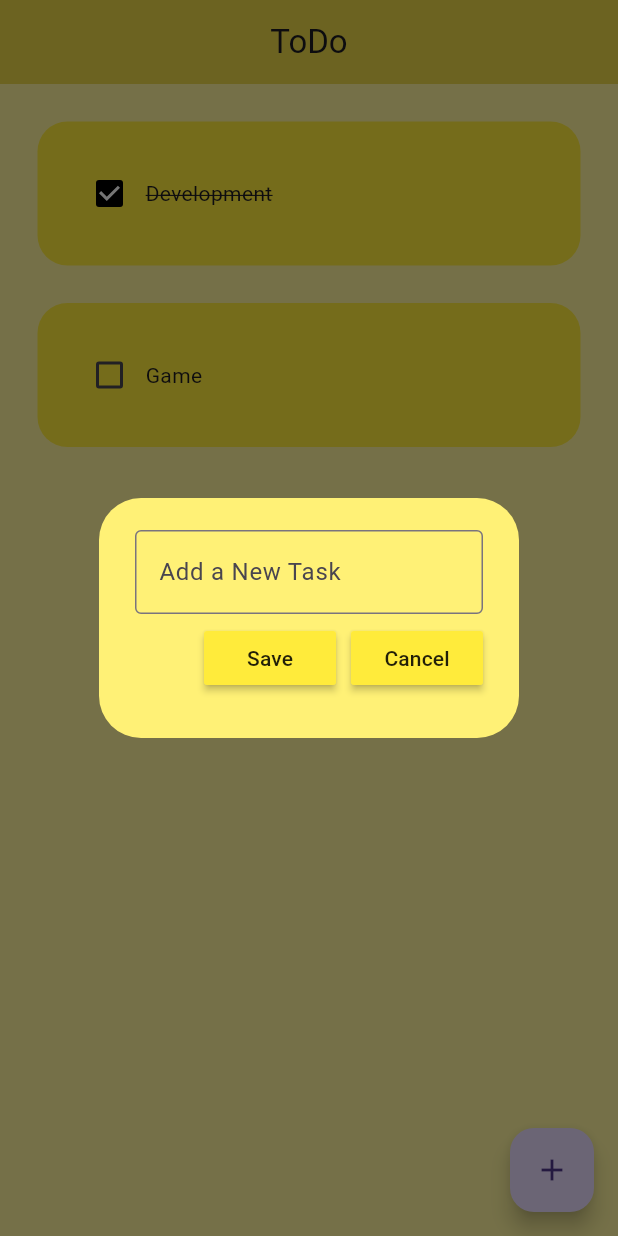
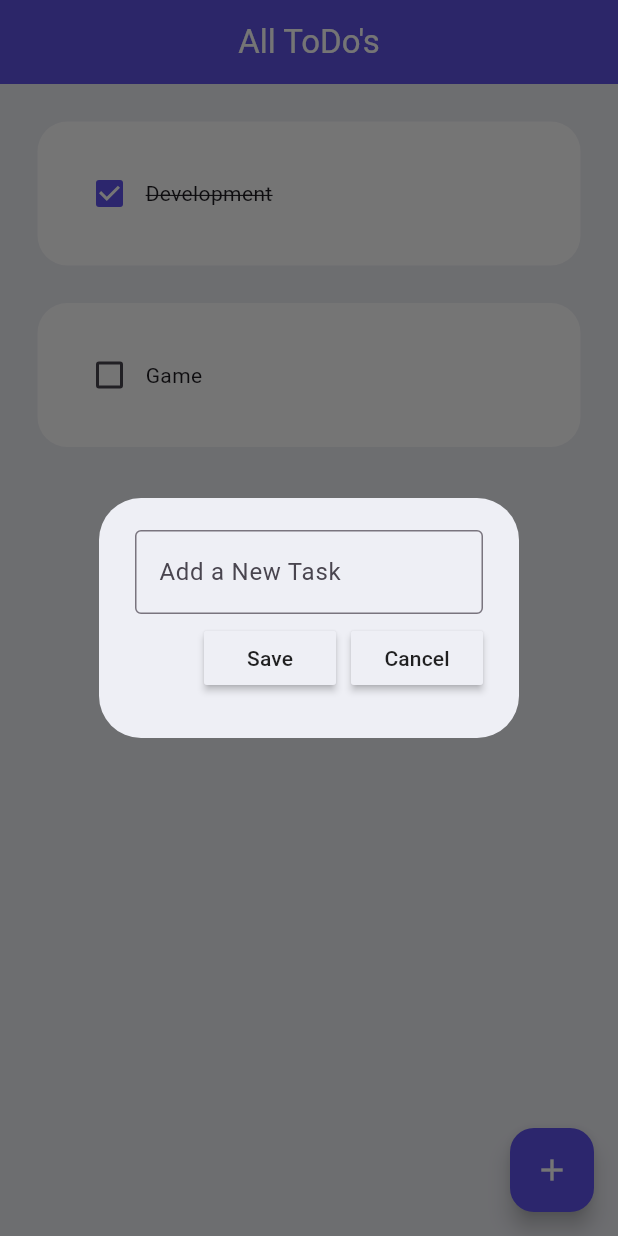
Before and after one commit to N8MARERahul/Flutter_Projects, a Flutter app: the screen it shows after launch, after a tap on the "add" icon, on a phone screen of 412 x 824 dp. Run offline on Flutter 3.47's test engine with Material 3 defaults, Android fonts, the phone set to English and light mode, and no system bars; drawn by our look-alikes of flutter_slidable; our stand-ins replace cloud_firestore, firebase_core, hive_flutter, random_string; accounts and stored records are empty.

Commit message:
color sheme changed

```diff
--- a/todo/lib/components/dialogBox.dart
+++ b/todo/lib/components/dialogBox.dart
@@ -1,5 +1,6 @@
 import 'package:flutter/material.dart';
 import 'package:todo/components/buttons.dart';
+import '../constants/colors.dart';
 
 class DialogBox extends StatelessWidget {
   final controller;
@@ -16,7 +17,7 @@ class DialogBox extends StatelessWidget {
   @override
   Widget build(BuildContext context) {
     return AlertDialog(
-      backgroundColor: Colors.yellow[300],
+      backgroundColor: tdBGColor,
       content: Container(
         height: 120,
         child: Column(
--- a/todo/lib/components/todo_tiles.dart
+++ b/todo/lib/components/todo_tiles.dart
@@ -1,5 +1,6 @@
 import 'package:flutter/material.dart';
 import 'package:flutter_slidable/flutter_slidable.dart';
+import '../constants/colors.dart';
 
 class ToDoTile extends StatelessWidget {
   final String taskName;
@@ -34,7 +35,7 @@ class ToDoTile extends StatelessWidget {
         child: Container(
           padding: EdgeInsets.all(24),
           decoration: BoxDecoration(
-            color: Colors.yellow,
+            color: Colors.white,
             borderRadius: BorderRadius.circular(20),
           ),
           child: Row(
@@ -43,7 +44,7 @@ class ToDoTile extends StatelessWidget {
               Checkbox(
                   value: isDone,
                   onChanged: onChanged,
-                activeColor: Colors.black,
+                activeColor: tdBlue,
               ),
 
               //Task Name
--- /dev/null
+++ b/todo/lib/constants/colors.dart
@@ -0,0 +1,5 @@
+import 'package:flutter/material.dart';
+
+const Color tdBlue = Color(0xFF5F52EE);
+
+const Color tdBGColor = Color(0xFFEEEFF5);
--- a/todo/lib/main.dart
+++ b/todo/lib/main.dart
@@ -1,6 +1,7 @@
 import 'package:flutter/material.dart';
 import 'package:hive_flutter/hive_flutter.dart';
 import '../screens/home.dart';
+import '../constants/colors.dart';
 
 void main() async {
 
@@ -21,7 +22,13 @@ class MyApp extends StatelessWidget {
       debugShowCheckedModeBanner: false,
       title: 'TODO App',
       home: Home(),
-      theme: ThemeData(primaryColor: Colors.yellow),
+      theme: ThemeData(
+        primaryColor: tdBGColor,
+        floatingActionButtonTheme: const FloatingActionButtonThemeData(
+          backgroundColor: tdBlue,
+          foregroundColor: Colors.white,
+        ),
+      ),
     );
   }
 }
--- a/todo/lib/screens/home.dart
+++ b/todo/lib/screens/home.dart
@@ -4,6 +4,7 @@ import 'package:hive_flutter/hive_flutter.dart';
 import '../components/dialogBox.dart';
 import '../components/todo_tiles.dart';
 import '../data/database.dart';
+import '../constants/colors.dart';
 
 
 class Home extends StatefulWidget {
@@ -83,11 +84,11 @@ class _HomeState extends State<Home> {
   @override
   Widget build(BuildContext context) {
     return Scaffold(
-      backgroundColor: Colors.yellow[200],
+      backgroundColor: tdBGColor,
       appBar: AppBar(
-        backgroundColor: Colors.yellow,
+        backgroundColor: tdBlue,
         centerTitle: true,
-        title: Text('ToDo'),
+        title: Text('All ToDo\'s', style: TextStyle(color: Colors.white),),
         elevation: 10,
       ),
       floatingActionButton: FloatingActionButton(
```
